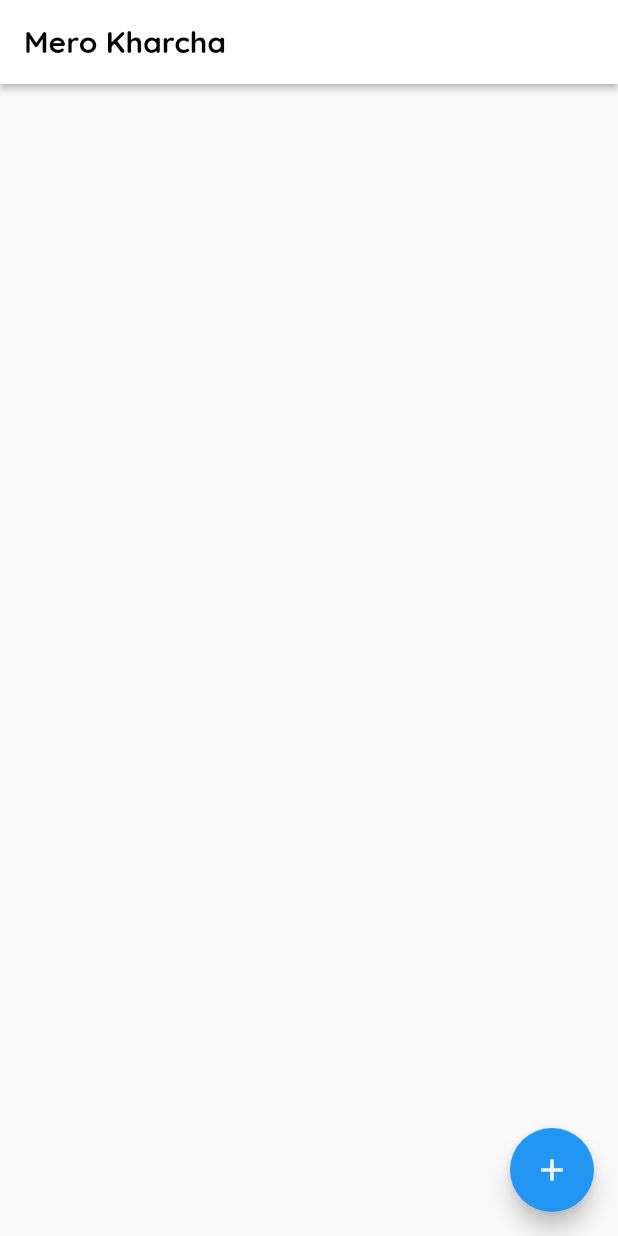
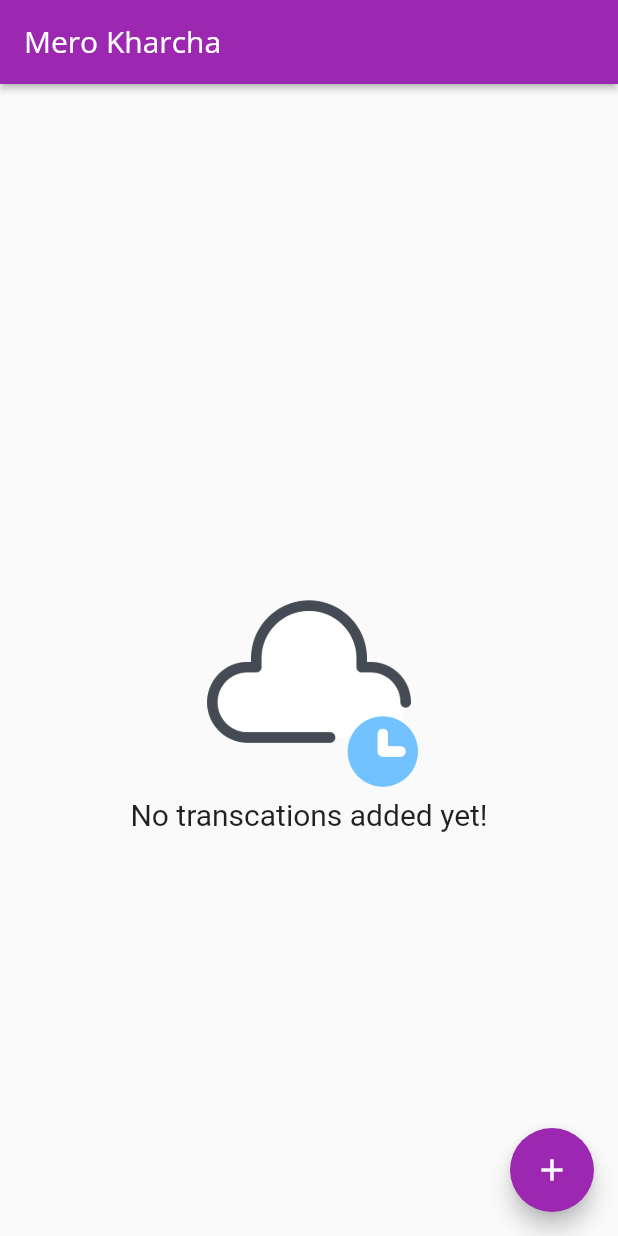
Before and after one commit to Naawaal/Mero-Kharcha, a Flutter app: the screen it shows after launch, on a phone screen of 412 x 824 dp. Run offline on Flutter 3.47's test engine with Material 2 defaults, Android fonts, the phone set to English and light mode, and no system bars.

Commit message:
Added waiting images

```diff
--- a/lib/mero_kharcha.dart
+++ b/lib/mero_kharcha.dart
@@ -12,8 +12,14 @@ class MeroKharcha extends StatelessWidget {
       home: const Homepage(),
       theme: ThemeData(
         primarySwatch: Colors.purple,
-        colorScheme: ColorScheme.fromSwatch().copyWith(secondary: Colors.blue),
         fontFamily: 'Quicksand',
+        textTheme: ThemeData.light().textTheme.copyWith(
+              headline6: const TextStyle(
+                fontFamily: 'OpenSans',
+                fontSize: 20,
+                fontWeight: FontWeight.w500,
+              ),
+            ),
       ),
     );
   }
--- a/lib/screens/homepage.dart
+++ b/lib/screens/homepage.dart
@@ -38,11 +38,13 @@ class _HomepageState extends State<Homepage> {
   Widget build(BuildContext context) {
     return Scaffold(
       appBar: AppBar(
-        backgroundColor: Colors.white,
+        backgroundColor: Colors.purple,
         elevation: 2,
         title: const Text(
           'Mero Kharcha',
-          style: TextStyle(color: Colors.black, fontWeight: FontWeight.bold),
+          style: TextStyle(
+            color: Colors.white,
+          ),
         ),
       ),
       body: SingleChildScrollView(
--- a/lib/widgets/transcation_list.dart
+++ b/lib/widgets/transcation_list.dart
@@ -11,7 +11,25 @@ class TranscationList extends StatelessWidget {
   Widget build(BuildContext context) {
     return Container(
         height: MediaQuery.of(context).size.height,
-        child: ListView.builder(
+        child: transcations.isEmpty
+            ? Center(
+                child: Column(
+                  mainAxisAlignment: MainAxisAlignment.center,
+                  children: [
+                    Image.asset(
+                      'assets/png/waiting.png',
+                      height: 150,
+                      width: 150,
+                      fit: BoxFit.cover,
+                    ),
+                    const Text(
+                      'No transcations added yet!',
+                      style: TextStyle(fontSize: 20.0),
+                    ),
+                  ],
+                ),
+              )
+            : ListView.builder(
                 itemCount: transcations.length,
                 itemBuilder: (ctx, index) {
                   return Card(
@@ -39,10 +57,10 @@ class TranscationList extends StatelessWidget {
                           crossAxisAlignment: CrossAxisAlignment.start,
                           children: [
                             Text(transcations[index].title,
-                            style: const TextStyle(
-                                fontSize: 16.0, fontWeight: FontWeight.bold)),
+                                style: Theme.of(context).textTheme.headline6),
                             Text(
-                            DateFormat.yMMMd().format(transcations[index].date),
+                                DateFormat.yMMMd()
+                                    .format(transcations[index].date),
                                 style: const TextStyle(fontSize: 15.0)),
                           ],
                         ),
--- a/pubspec.yaml
+++ b/pubspec.yaml
@@ -63,8 +63,8 @@ flutter:
   uses-material-design: true
 
   # To add assets to your application, add an assets section, like this:
-  # assets:
-  #   - images/a_dot_burr.jpeg
+  assets:
+    - assets/png/
   #   - images/a_dot_ham.jpeg
 
   # An image asset can refer to one or more resolution-specific "variants", see
```
Also changed, not shown: assets/png/waiting.png (added). Lines whose indentation alone changed are shown as unchanged.
